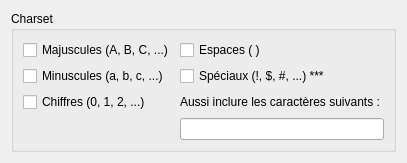
This is CasseNoisette/CasseNoisette/CharsetSelector.ui in raphaeldore/Casse-Noisette as Qt 5 draws it before an edit. The edited form follows.
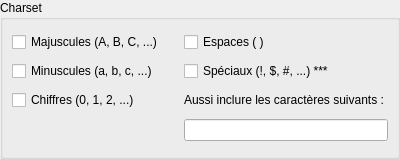
This is the edited form.

Commit message: Margins all set to 0

Diff of the .ui file:
```diff
--- a/CasseNoisette/CasseNoisette/CharsetSelector.ui
+++ b/CasseNoisette/CasseNoisette/CharsetSelector.ui
@@ -14,6 +14,18 @@
    <string>Form</string>
   </property>
   <layout class="QGridLayout" name="gridLayout_2">
+   <property name="leftMargin">
+    <number>0</number>
+   </property>
+   <property name="topMargin">
+    <number>0</number>
+   </property>
+   <property name="rightMargin">
+    <number>0</number>
+   </property>
+   <property name="bottomMargin">
+    <number>0</number>
+   </property>
    <item row="0" column="0">
     <widget class="QGroupBox" name="charsetCharsGroupBox">
      <property name="title">
```
